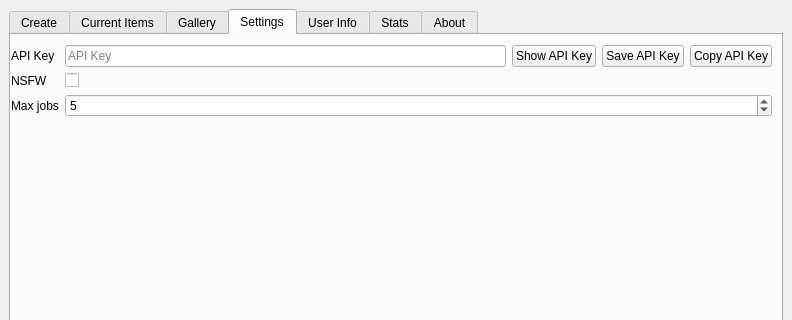
This is QTProj/QtHorde/form.ui in Unit1208/HordeQT as Qt 5 draws it before an edit; both pictures show x 0 to 792 and y 0 to 320 of the 792 by 879 pixel window. The edited form follows.
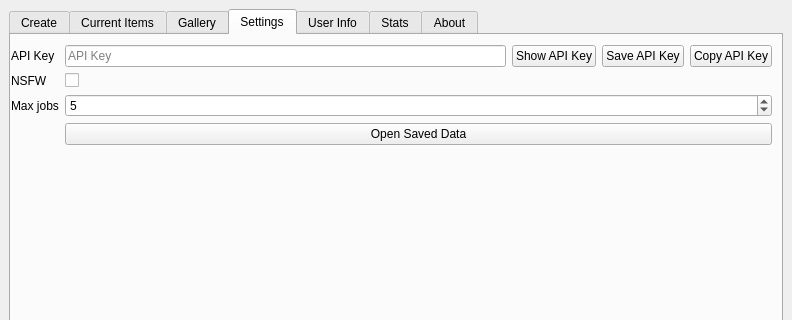
This is the edited form. The open tabs and pages were chosen to show the change. Icons and pictures are not drawn.

Diff of the .ui file:
```diff
--- a/QTProj/QtHorde/form.ui
+++ b/QTProj/QtHorde/form.ui
@@ -587,6 +587,21 @@
          </rect>
         </property>
         <layout class="QFormLayout" name="settingsLayout">
+         <property name="sizeConstraint">
+          <enum>QLayout::SizeConstraint::SetMinimumSize</enum>
+         </property>
+         <property name="fieldGrowthPolicy">
+          <enum>QFormLayout::FieldGrowthPolicy::AllNonFixedFieldsGrow</enum>
+         </property>
+         <property name="rowWrapPolicy">
+          <enum>QFormLayout::RowWrapPolicy::DontWrapRows</enum>
+         </property>
+         <property name="labelAlignment">
+          <set>Qt::AlignmentFlag::AlignLeading|Qt::AlignmentFlag::AlignLeft|Qt::AlignmentFlag::AlignTop</set>
+         </property>
+         <property name="verticalSpacing">
+          <number>6</number>
+         </property>
          <item row="0" column="0">
           <widget class="QLabel" name="APIKeyLabel">
            <property name="text">
@@ -687,6 +702,20 @@
            </property>
           </widget>
          </item>
+         <item row="3" column="1">
+          <widget class="QPushButton" name="openSavedData">
+           <property name="text">
+            <string>Open Saved Data</string>
+           </property>
+          </widget>
+         </item>
+         <item row="4" column="0">
+          <widget class="QLabel" name="openSavedDataLabel">
+           <property name="text">
+            <string/>
+           </property>
+          </widget>
+         </item>
         </layout>
        </widget>
       </widget>
```
Left out of the diff: 2 changed lines with no effect on the pictures.
